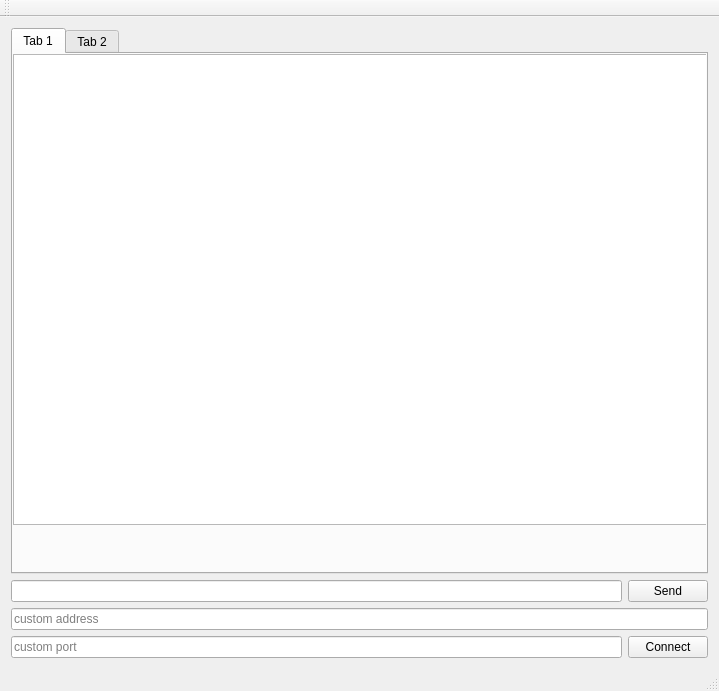
Qt form mainwindow.ui (benhunterco/cs457Client) before a commit.
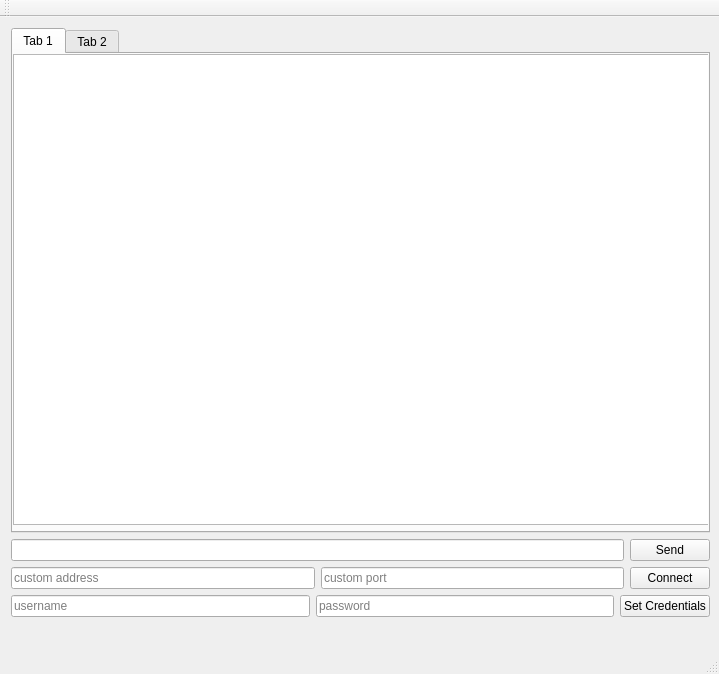
The same form after that commit.

Commit message: adds user credentials

Diff of the .ui file:
```diff
--- a/mainwindow.ui
+++ b/mainwindow.ui
@@ -7,13 +7,25 @@
     <x>0</x>
     <y>0</y>
     <width>719</width>
-    <height>691</height>
+    <height>674</height>
    </rect>
   </property>
   <property name="windowTitle">
    <string>MainWindow</string>
   </property>
   <widget class="QWidget" name="centralWidget">
+   <widget class="QWidget" name="">
+    <layout class="QVBoxLayout" name="verticalLayout"/>
+   </widget>
+   <widget class="QWidget" name="">
+    <property name="geometry">
+     <rect>
+      <x>0</x>
+      <y>0</y>
+      <width>721</width>
+      <height>611</height>
+     </rect>
+    </property>
    <layout class="QVBoxLayout" name="verticalLayout_3">
     <item>
      <layout class="QVBoxLayout" name="verticalLayout_2">
@@ -74,6 +86,8 @@
      </layout>
     </item>
     <item>
+      <layout class="QHBoxLayout" name="horizontalLayout">
+       <item>
      <widget class="QLineEdit" name="custom_address">
       <property name="placeholderText">
        <string>custom address</string>
@@ -81,8 +95,6 @@
      </widget>
     </item>
     <item>
-     <layout class="QHBoxLayout" name="horizontalLayout">
-      <item>
        <widget class="QLineEdit" name="custom_port">
         <property name="placeholderText">
          <string>custom port</string>
@@ -98,7 +110,33 @@
       </item>
      </layout>
     </item>
-   </layout>
+     <item>
+      <layout class="QHBoxLayout" name="horizontalLayout_3">
+       <item>
+        <widget class="QLineEdit" name="username">
+         <property name="placeholderText">
+          <string>username</string>
+         </property>
+        </widget>
+       </item>
+       <item>
+        <widget class="QLineEdit" name="password">
+         <property name="placeholderText">
+          <string>password</string>
+         </property>
+        </widget>
+       </item>
+       <item>
+        <widget class="QPushButton" name="credentials">
+         <property name="text">
+          <string>Set Credentials</string>
+         </property>
+        </widget>
+       </item>
+      </layout>
+     </item>
+    </layout>
+   </widget>
   </widget>
   <widget class="QMenuBar" name="menuBar">
    <property name="geometry">
```
Left out of the diff: 3 changed lines with no effect on the pictures. Lines whose indentation alone changed are shown as unchanged. The commit also changes 4 other files.
